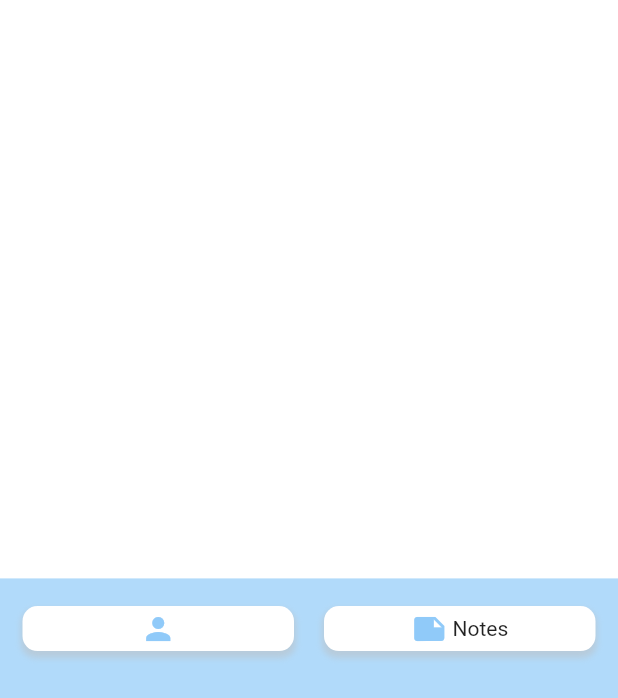
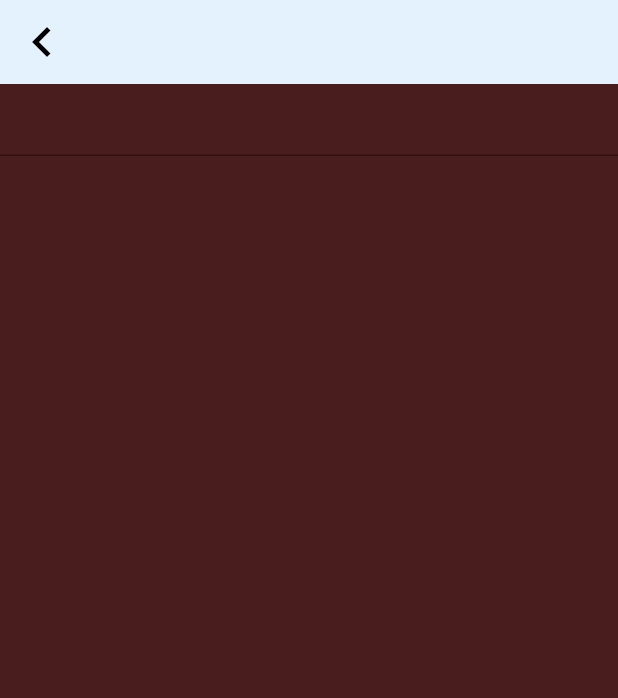
Before and after one commit to nhantruong1298/blog_app, a Flutter app: the screen it shows after launch, on a phone screen of 412 x 824 dp. Shown: the top 698 px of the screen. Run offline on Flutter 3.47's test engine with Material 2 defaults, Android fonts, the phone set to English and light mode, and no system bars; drawn by our look-alikes of flutter_form_builder; our stand-ins replace form_builder_validators, get, go_router, wave.

Commit message:
update folder structure

```diff
--- /dev/null
+++ b/lib/app/main.dart
@@ -0,0 +1,6 @@
+import 'package:flutter/material.dart';
+import 'package:pet_project_flutter/app/pet_application.dart';
+
+void main() {
+  runApp(PetApplication());
+}
--- /dev/null
+++ b/lib/app/pet_application.dart
@@ -0,0 +1,13 @@
+import 'package:flutter/material.dart';
+import 'package:pet_project_flutter/app/routes.dart';
+
+class PetApplication extends StatelessWidget {
+  @override
+  Widget build(_) {
+    return MaterialApp.router(
+      routeInformationParser: router.routeInformationParser,
+      routerDelegate: router.routerDelegate,
+      debugShowCheckedModeBanner: false,
+    );
+  }
+}
--- /dev/null
+++ b/lib/app/routes.dart
@@ -0,0 +1,18 @@
+import 'package:flutter/material.dart';
+import 'package:go_router/go_router.dart';
+import 'package:pet_project_flutter/features/sign_in/views/sign_in.dart';
+
+final GoRouter router = GoRouter(
+  routes: <GoRoute>[
+    GoRoute(
+        path: '/signIn',
+        builder: (BuildContext context, GoRouterState state) {
+          return const SignInScreen();
+        }),
+    GoRoute(
+        path: '/',
+        builder: (BuildContext context, GoRouterState state) {
+          return const SignInScreen();
+        }),
+  ],
+);
--- a/lib/modules/profile/screen/profile_screen.dart
+++ b/lib/features/profile/views/profile_screen.dart
@@ -1,6 +1,6 @@
 import 'package:flutter/material.dart';
-import 'package:pet_project_flutter/modules/profile/screen/profile_background.dart';
 import 'package:get/get.dart';
+import 'package:pet_project_flutter/features/profile/views/profile_background.dart';
 
 class ProfileScreen extends StatefulWidget {
   @override
--- /dev/null
+++ b/lib/features/sign_in/views/sign_in.dart
@@ -0,0 +1,29 @@
+import 'package:flutter/material.dart';
+import 'package:flutter_form_builder/flutter_form_builder.dart';
+import 'package:pet_project_flutter/widgets/commons/layouts/basic_layout.dart';
+
+class SignInScreen extends StatefulWidget {
+  const SignInScreen({Key? key}) : super(key: key);
+
+  @override
+  State<SignInScreen> createState() => _SignInScreenState();
+}
+
+class _SignInScreenState extends State<SignInScreen> {
+  final _formKey = GlobalKey<FormBuilderState>();
+  final String USER_NAME_KEY = 'userName';
+  @override
+  Widget build(BuildContext context) {
+    return BasicLayout(
+      child: FormBuilder(
+          key: _formKey,
+          autovalidateMode: AutovalidateMode.onUserInteraction,
+          child: Column(children: [
+            FormBuilderTextField(
+              name: USER_NAME_KEY,
+
+            )
+          ])),
+    );
+  }
+}
--- a/lib/main.dart
+++ /dev/null
@@ -1,124 +0,0 @@
-import 'package:flutter/material.dart';
-import 'package:get/get.dart';
-import 'package:pet_project_flutter/modules/profile/screen/profile_screen.dart';
-import 'package:pet_project_flutter/routes/routes_manager.dart';
-
-void main() {
-  runApp(MyApp());
-}
-
-class MyApp extends StatelessWidget {
-  @override
-  Widget build(_) {
-    return GetMaterialApp(
-      debugShowCheckedModeBanner: false,
-      initialRoute: '/',
-      getPages: RoutesManager.listRoutes,
-      title: 'Pet Project',
-      theme: ThemeData(
-        primarySwatch: Colors.blue,
-      ),
-      home: MyHomePage(),
-    );
-  }
-}
-
-class MyHomePage extends StatefulWidget {
-  @override
-  _MyHomePageState createState() => _MyHomePageState();
-}
-
-class _MyHomePageState extends State<MyHomePage> {
-  @override
-  Widget build(BuildContext context) {
-    var size = MediaQuery.of(context).size;
-    return Scaffold(
-      backgroundColor: Colors.blue[300].withOpacity(0.5),
-      appBar: AppBar(
-        elevation: 0,
-        backgroundColor: Colors.white,
-      ),
-      body: Stack(children: [
-        Container(
-            width: size.width,
-            height: size.height * 0.4,
-            decoration: BoxDecoration(
-              color: Colors.white,
-            )),
-        Container(
-          padding: const EdgeInsets.symmetric(horizontal: 15),
-          width: size.width,
-          child: Column(
-            crossAxisAlignment: CrossAxisAlignment.center,
-            children: [
-              SizedBox(height: size.height * 0.42),
-              Row(
-                children: [
-                  Flexible(
-                    flex: 1,
-                    fit: FlexFit.tight,
-                    child: Container(
-                      margin: const EdgeInsets.only(bottom: 8.0, top: 2.0),
-                      padding: const EdgeInsets.all(3),
-                      decoration: BoxDecoration(
-                        borderRadius: BorderRadius.circular(10),
-                        color: Colors.white,
-                        boxShadow: [
-                          BoxShadow(
-                              color: Colors.grey[400].withOpacity(0.5),
-                              spreadRadius: 1,
-                              blurRadius: 3,
-                              offset: Offset(0, 3)),
-                        ],
-                      ),
-                      child: InkWell(
-                        onTap: () => Get.to(() => ProfileScreen()),
-                        child: Icon(
-                          Icons.person,
-                          color: Colors.blue[200],
-                        ),
-                      ),
-                    ),
-                  ),
-                  const SizedBox(width: 20),
-                  Flexible(
-                    flex: 1,
-                    fit: FlexFit.tight,
-                    child: Container(
-                      margin: const EdgeInsets.only(bottom: 8.0, top: 2.0),
-                      padding: const EdgeInsets.all(3),
-                      decoration: BoxDecoration(
-                        borderRadius: BorderRadius.circular(10),
-                        color: Colors.white,
-                        boxShadow: [
-                          BoxShadow(
-                              color: Colors.grey[400].withOpacity(0.5),
-                              spreadRadius: 1,
-                              blurRadius: 3,
-                              offset: Offset(0, 3)),
-                        ],
-                      ),
-                      child: InkWell(
-                        onTap: () => Get.toNamed('/notes'),
-                        child: Row(
-                          mainAxisAlignment: MainAxisAlignment.center,
-                          children: [
-                            Icon(
-                              Icons.note,
-                              color: Colors.blue[200],
-                            ),
-                            Text(' Notes')
-                          ],
-                        ),
-                      ),
-                    ),
-                  ),
-                ],
-              ),
-            ],
-          ),
-        )
-      ]),
-    );
-  }
-}
--- a/lib/routes/routes_manager.dart
+++ /dev/null
@@ -1,13 +0,0 @@
-import 'package:get/get.dart';
-import 'package:pet_project_flutter/main.dart' show MyHomePage;
-import 'package:pet_project_flutter/modules/notes/screen/notes_sreen.dart';
-import 'package:pet_project_flutter/modules/profile/screen/profile_screen.dart'
-    show ProfileScreen;
-
-class RoutesManager {
-  static List<GetPage> listRoutes = [
-    GetPage(name: '/', page: () => MyHomePage()),
-    GetPage(name: '/profile', page: () => ProfileScreen()),
-    GetPage(name: '/notes', page: () => NotesScreen()),
-  ];
-}
--- a/lib/util/colors/app_colors.dart
+++ b/lib/util/colors/app_colors.dart
@@ -1,5 +1,5 @@
 import 'package:flutter/material.dart';
 
 class AppColors {
-  static Color appBlue = Colors.blue[50];
+  static const Color backGroundColor = Colors.white;
 }
--- /dev/null
+++ b/lib/widgets/commons/layouts/basic_layout.dart
@@ -0,0 +1,42 @@
+import 'package:flutter/material.dart';
+import 'package:pet_project_flutter/util/colors/app_colors.dart';
+
+class BasicLayout extends StatefulWidget {
+  final bool automaticallyImplyLeading;
+  final PreferredSizeWidget? appBar;
+  final Widget? child;
+  const BasicLayout(
+      {Key? key,
+      this.automaticallyImplyLeading = false,
+      this.appBar,
+      this.child})
+      : super(key: key);
+
+  @override
+  State<BasicLayout> createState() => _BasicLayoutState();
+}
+
+class _BasicLayoutState extends State<BasicLayout> {
+  @override
+  Widget build(BuildContext context) {
+    return Scaffold(
+      appBar: widget.appBar ??
+          AppBar(
+            elevation: 0.0,
+            backgroundColor: Colors.blue[50],
+            automaticallyImplyLeading: widget.automaticallyImplyLeading,
+            leading: InkWell(
+              splashColor: Colors.transparent,
+              highlightColor: Colors.transparent,
+              child: Icon(
+                Icons.navigate_before,
+                size: 40,
+                color: Color.fromARGB(255, 0, 0, 0),
+              ),
+            ),
+          ),
+      backgroundColor: Color.fromARGB(255, 73, 29, 29),
+      body: SafeArea(child: widget.child ?? Container()),
+    );
+  }
+}
```
Also changed, not shown: lib/modules/notes/screen/main_note.dart (deleted, +0 -60 lines), lib/modules/notes/screen/notes_sreen.dart (deleted, +0 -32 lines), lib/modules/notes/screen/sub_note.dart (deleted, +0 -8 lines), lib/util/widgets/app_widgets.dart (deleted, +0 -21 lines), lib/widgets/input/password_input_field.dart (added, +31 -0 lines), pubspec.yaml (+5 -41 lines), lib/features/profile/views/profile_background.dart (renamed from lib/modules/profile/screen/profile_background.dart), 2 other files.
